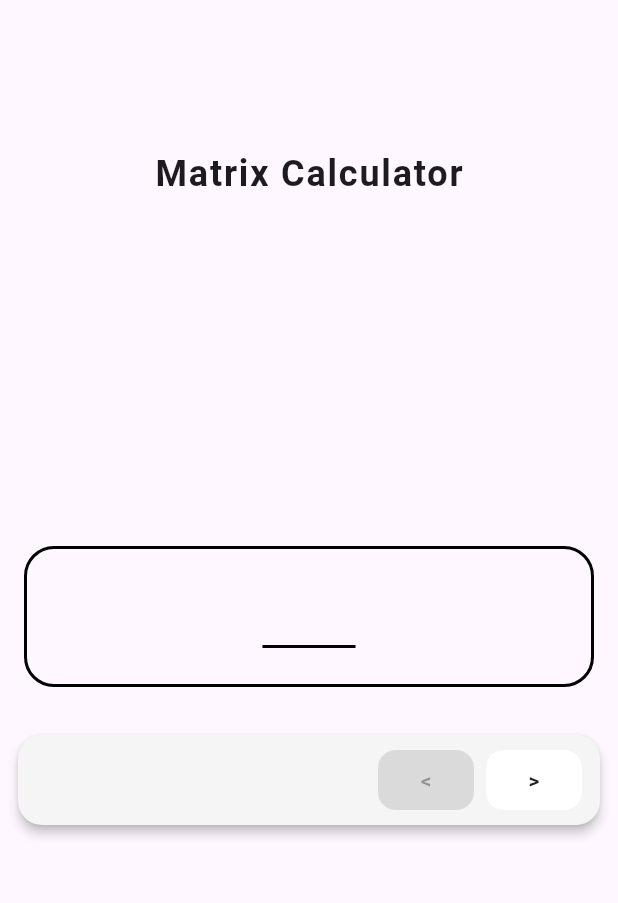
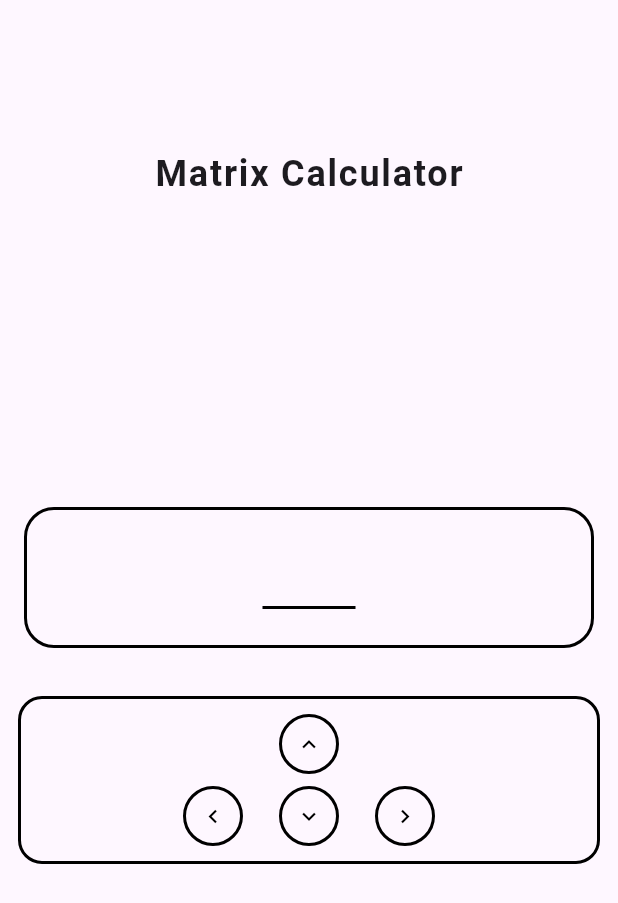
Before and after one commit to jobearry/matrix_calculator, a Flutter app: the screen it shows after launch, on a phone screen of 412 x 824 dp. Shown: the top 903 px of the screen. Run offline on Flutter 3.47's test engine with Material 3 defaults, Android fonts, the phone set to English and light mode, and no system bars.

Commit message:
-  manage multiple rows and columns of input fields - handle a 2D list of TextEditingControllers for matrix representation - include buttons for adding/removing rows and columns - Improve UI layout

```diff
--- a/lib/components/screen.dart
+++ b/lib/components/screen.dart
@@ -2,7 +2,7 @@ import 'package:flutter/material.dart';
 import 'package:matrix_calculator/components/input_field.dart';
 
 class Screen extends StatelessWidget {
-  final List<TextEditingController> controllers;
+  final List<List<TextEditingController>> controllers;
 
   const Screen({
     super.key,
@@ -17,9 +17,12 @@ class Screen extends StatelessWidget {
         borderRadius: BorderRadius.circular(20),
         border: Border.all(color: Colors.black, width: 2),
       ),
-      child: Row(
+      child: Column(
         mainAxisAlignment: MainAxisAlignment.center,
         children: controllers
+            .map((row) => Row(
+                  mainAxisAlignment: MainAxisAlignment.center,
+                  children: row
                       .map((controller) => SizedBox(
                             width: 90,
                             child: InputField(
@@ -28,6 +31,8 @@ class Screen extends StatelessWidget {
                             ),
                           ))
                       .toList(),
+                ))
+            .toList(),
       ),
     );
   }
--- a/lib/components/screen_controls.dart
+++ b/lib/components/screen_controls.dart
@@ -5,50 +5,69 @@ Widget screenControls(
   double height, {
   VoidCallback? onAdd,
   VoidCallback? onRemove,
+  VoidCallback? onAddRow,
+  VoidCallback? onRemoveRow,
 }) {
-  return Card(
-    elevation: 3,
-    shape: RoundedRectangleBorder(
+  return Container(
+    decoration: BoxDecoration(
+      color: Colors.transparent,
+      border: Border.all(color: Colors.black, width: 2),
       borderRadius: BorderRadius.circular(16),
     ),
-    color: Colors.grey[100],
     margin: const EdgeInsets.symmetric(horizontal: 12, vertical: 6),
-    child: Padding(
-      padding: const EdgeInsets.symmetric(horizontal: 12, vertical: 6),
-      child: Row(
-        mainAxisAlignment: MainAxisAlignment.end,
-        children: [
-          ElevatedButton(
-            onPressed: onRemove,
-            style: ElevatedButton.styleFrom(
-              backgroundColor: Colors.white,
-              foregroundColor: Colors.black87,
-              elevation: 0,
-              shape: RoundedRectangleBorder(
-                borderRadius: BorderRadius.circular(12),
+    padding: const EdgeInsets.symmetric(horizontal: 12, vertical: 6),
+    child: Column(
+      mainAxisSize: MainAxisSize.min,
+      children: [
+        // Up button (centered)
+        Row(
+          mainAxisAlignment: MainAxisAlignment.center,
+          children: [
+            OutlinedButton(
+              onPressed: onRemoveRow,
+              style: OutlinedButton.styleFrom(
+                shape: const CircleBorder(),
+                side: const BorderSide(color: Colors.black, width: 2),
+                padding: const EdgeInsets.all(8),
               ),
-              padding: const EdgeInsets.symmetric(horizontal: 12, vertical: 6),
-              textStyle: const TextStyle(fontWeight: FontWeight.w600, fontSize: 14),
+              child: const Icon(Icons.keyboard_arrow_up, color: Colors.black),
             ),
-            child: const Text("<"),
-          ),
-          const SizedBox(width: 8),
-          ElevatedButton(
-            onPressed: onAdd,
-            style: ElevatedButton.styleFrom(
-              backgroundColor: Colors.white,
-              foregroundColor: Colors.black87,
-              elevation: 0,
-              shape: RoundedRectangleBorder(
-                borderRadius: BorderRadius.circular(12),
+          ],
+        ),
+        // Left, Down, Right buttons (in a row)
+        Row(
+          mainAxisAlignment: MainAxisAlignment.center,
+          children: [
+            OutlinedButton(
+              onPressed: onRemove,
+              style: OutlinedButton.styleFrom(
+                shape: const CircleBorder(),
+                side: const BorderSide(color: Colors.black, width: 2),
+                padding: const EdgeInsets.all(8),
               ),
-              padding: const EdgeInsets.symmetric(horizontal: 12, vertical: 6),
-              textStyle: const TextStyle(fontWeight: FontWeight.w600, fontSize: 14),
+              child: const Icon(Icons.keyboard_arrow_left, color: Colors.black),
             ),
-            child: const Text(">"),
-          ),
-        ],
-      ),
+            OutlinedButton(
+              onPressed: onAddRow,
+              style: OutlinedButton.styleFrom(
+                shape: const CircleBorder(),
+                side: const BorderSide(color: Colors.black, width: 2),
+                padding: const EdgeInsets.all(8),
+              ),
+              child: const Icon(Icons.keyboard_arrow_down, color: Colors.black),
+            ),
+            OutlinedButton(
+              onPressed: onAdd,
+              style: OutlinedButton.styleFrom(
+                shape: const CircleBorder(),
+                side: const BorderSide(color: Colors.black, width: 2),
+                padding: const EdgeInsets.all(8),
+              ),
+              child: const Icon(Icons.keyboard_arrow_right, color: Colors.black),
+            ),
+          ],
+        ),
+      ],
     ),
   );
 }
```
Also changed, not shown: lib/components/calculator.dart (+44 -9 lines), 1 other file. Lines whose indentation alone changed are shown as unchanged.
